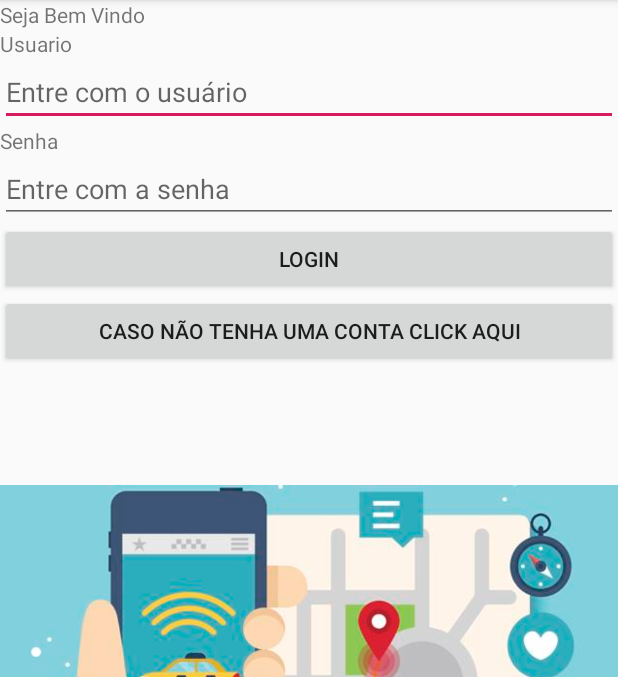
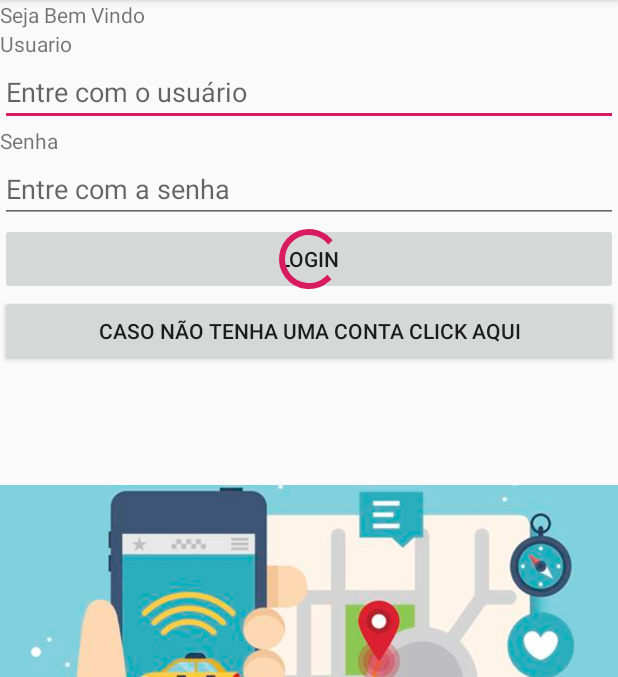
Before and after one commit to victortolesano/LMSapp, an Android app: the screen it shows after launch (MainActivity), on a phone screen of 412 x 824 dp, the part 84-761 px from its top. Run offline under Robolectric (Android 15) with nearby library versions, the phone set to English and light mode, and no system bars.

Commit message:
autenticação de login criada

```diff
--- a/HerbalistApp/app/src/main/java/com/br/herbalistapp/TelaCadastroActivity.kt
+++ b/HerbalistApp/app/src/main/java/com/br/herbalistapp/TelaCadastroActivity.kt
@@ -14,7 +14,7 @@ class TelaCadastroActivity : DebugActivity() {
         setContentView(R.layout.cadastro)
 
         botao_enviar_cadastro.setOnClickListener {
-            Toast.makeText(this,"clicou no botao para cadastrar", Toast.LENGTH_SHORT).show()
+            Toast.makeText(this,"cadastro enviado", Toast.LENGTH_SHORT).show()
         }
     }
 }
--- a/HerbalistApp/app/src/main/java/com/br/herbalistapp/TelaConfigActivity.kt
+++ b/HerbalistApp/app/src/main/java/com/br/herbalistapp/TelaConfigActivity.kt
@@ -3,6 +3,7 @@ package com.br.herbalistapp
 import android.content.Intent
 import android.support.v7.app.AppCompatActivity
 import android.os.Bundle
+import android.widget.Toast
 import kotlinx.android.synthetic.main.configuracoes.*
 
 class TelaConfigActivity : DebugActivity() {
@@ -19,6 +20,7 @@ class TelaConfigActivity : DebugActivity() {
 
     fun onClickBotaoAlterarSenha(){
         val intent = Intent(this,TelaAlterarSenhaActivity::class.java)
+        Toast.makeText(this,"alterar senha", Toast.LENGTH_SHORT).show()
         startActivity(intent)
     }
 
--- a/HerbalistApp/app/src/main/res/layout/login.xml
+++ b/HerbalistApp/app/src/main/res/layout/login.xml
@@ -1,17 +1,22 @@
 <?xml version="1.0" encoding="utf-8"?>
+
+
 <LinearLayout xmlns:android="http://schemas.android.com/apk/res/android"
               xmlns:app="http://schemas.android.com/apk/res-auto" xmlns:tools="http://schemas.android.com/tools"
               android:layout_width="match_parent"
-              android:layout_height="match_parent" android:orientation="vertical">
+              android:layout_height="match_parent"
+              android:orientation="vertical">
 
     <TextView
             android:text="@string/mensagem_inicial"
             android:layout_width="wrap_content"
-            android:layout_height="wrap_content" android:id="@+id/textView"/>
+            android:layout_height="wrap_content"
+            android:id="@+id/textView"/>
     <TextView
             android:text="Usuario"
             android:layout_width="match_parent"
-            android:layout_height="wrap_content" android:id="@+id/textView3"/>
+            android:layout_height="wrap_content"
+            android:id="@+id/textView3"/>
     <EditText
             android:layout_width="match_parent"
             android:layout_height="wrap_content"
@@ -22,7 +27,8 @@
     <TextView
             android:text="Senha"
             android:layout_width="match_parent"
-            android:layout_height="wrap_content" android:id="@+id/textView4"/>
+            android:layout_height="wrap_content"
+            android:id="@+id/textView4"/>
     <EditText
             android:layout_width="match_parent"
             android:layout_height="wrap_content"
@@ -30,15 +36,27 @@
             android:hint="Entre com a senha"
             android:ems="10"
             android:id="@+id/campo_senha_login"/>
-    <Button
-            android:text="Login"
-            android:layout_width="match_parent"
-            android:layout_height="wrap_content" android:id="@+id/botao_login"/>
+
+    <FrameLayout android:layout_width="match_parent"
+                 android:layout_height="wrap_content">
+        <Button
+                android:text="Login"
+                android:stateListAnimator="@null"
+                android:layout_width="match_parent"
+                android:layout_height="wrap_content"
+                android:id="@+id/botao_login"/>
+        <ProgressBar android:layout_width="match_parent"
+                     android:layout_height="wrap_content"
+                     android:id="@+id/progressBar"/>
+
+    </FrameLayout>
     <Button
             android:text="Caso não tenha uma conta click aqui"
             android:layout_width="match_parent"
             android:layout_height="wrap_content" android:id="@+id/botao_cadastrar"/>
     <ImageView
             android:layout_width="match_parent"
-            android:layout_height="wrap_content" app:srcCompat="@drawable/lms_app" android:id="@+id/lms_app"/>
+            android:layout_height="wrap_content"
+            app:srcCompat="@drawable/lms_app"
+            android:id="@+id/lms_app"/>
 </LinearLayout>
```
Also changed, not shown: HerbalistApp/app/src/main/java/com/br/herbalistapp/MainActivity.kt (+22 -6 lines), HerbalistApp/app/src/main/java/com/br/herbalistapp/TelaPerfilActivity.kt (+4 -4 lines), HerbalistApp/app/src/main/res/layout/alterar_senha.xml (+8 -0 lines).
